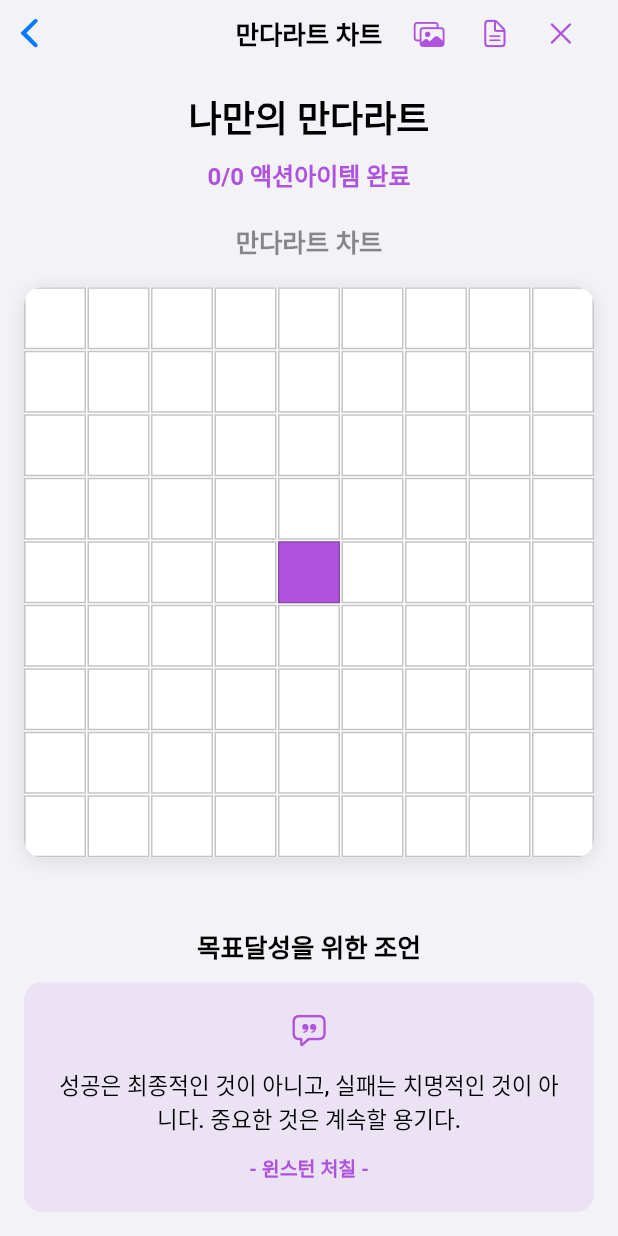
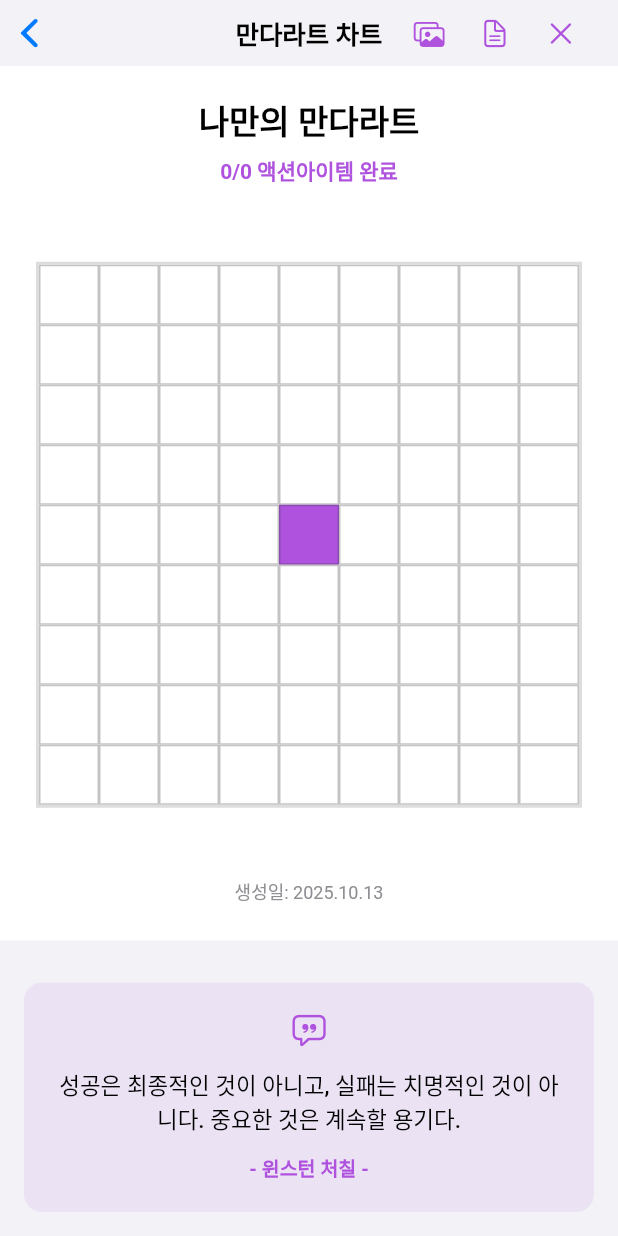
Before and after one commit to MJ-best/mymandart, a Flutter app: the MandalartViewer screen opened directly with empty values, on a phone screen of 412 x 824 dp. Run offline on Flutter 3.47's test engine with Material 3 defaults, Android fonts, the light colour scheme and no system bars; drawn by our look-alikes of screenshot; our stand-ins replace flutter_riverpod, go_router, responsive_builder, shared_preferences; missing offline and left inert: dart:html, gal; accounts and stored records are empty.

Commit message:
만다라틈나 저장하기와 명언이랑 저장하기

```diff
--- a/flutter_app/lib/widgets/mandalart_viewer.dart
+++ b/flutter_app/lib/widgets/mandalart_viewer.dart
@@ -6,11 +6,10 @@ import 'package:flutter/services.dart';
 import 'package:screenshot/screenshot.dart';
 
 import 'package:mandarart_journey/models/mandalart.dart';
-import 'package:mandarart_journey/utils/mandalart_grid.dart';
 import 'package:mandarart_journey/data/keywords.dart';
 import 'package:mandarart_journey/services/export_service.dart';
 import 'package:mandarart_journey/services/image_service.dart';
-import 'package:mandarart_journey/widgets/viewer/grid_cell.dart';
+import 'package:mandarart_journey/widgets/viewer/a4_mandalart_layout.dart';
 
 class MandalartViewer extends StatefulWidget {
   final MandalartStateModel state;
@@ -31,6 +30,7 @@ class MandalartViewer extends StatefulWidget {
 class _MandalartViewerState extends State<MandalartViewer> {
   Object currentView = 'full'; // 'full' | int
   final ScreenshotController _screenshotController = ScreenshotController();
+  final ScreenshotController _a4ScreenshotController = ScreenshotController();
   late Map<String, String> _randomQuote;
 
   @override
@@ -44,16 +44,8 @@ class _MandalartViewerState extends State<MandalartViewer> {
 
   @override
   Widget build(BuildContext context) {
-    final isFull = currentView == 'full';
-    final grid = isFull
-        ? createMandalartGrid(widget.state)
-        : createThemeGrid(widget.state, (currentView as int));
-
-    final completed =
-        widget.state.actionItems.where((a) => a.isCompleted).length;
-    final total = widget.state.actionItems
-        .where((a) => a.actionText.trim().isNotEmpty)
-        .length;
+    final mediaQuery = MediaQuery.of(context);
+    final isLandscape = mediaQuery.orientation == Orientation.landscape;
 
     return Screenshot(
       controller: _screenshotController,
@@ -128,136 +120,31 @@ class _MandalartViewerState extends State<MandalartViewer> {
             ),
           ),
           child: SafeArea(
-            child: Padding(
-              padding: const EdgeInsets.all(16),
-              child: Column(
-                crossAxisAlignment: CrossAxisAlignment.center,
-                children: [
-                  Text(
-                    widget.state.displayName.trim().isNotEmpty
-                        ? widget.state.displayName.trim()
-                        : '나만의 만다라트',
-                    textAlign: TextAlign.center,
-                    style: const TextStyle(
-                      fontSize: 24,
-                      fontWeight: FontWeight.w700,
-                      color: CupertinoColors.label,
-                    ),
-                  ),
-                  const SizedBox(height: 8),
-                  if (widget.state.goalText.trim().isNotEmpty) ...[
-                    Text(
-                      widget.state.goalText.trim(),
-                      textAlign: TextAlign.center,
-                      style: const TextStyle(
-                        fontSize: 18,
-                        fontWeight: FontWeight.w600,
-                        color: CupertinoColors.label,
-                      ),
-                    ),
-                    const SizedBox(height: 12),
-                  ],
-                  Text(
-                    '$completed/$total 액션아이템 완료',
-                    textAlign: TextAlign.center,
-                    style: const TextStyle(
-                      fontSize: 16,
-                      fontWeight: FontWeight.w600,
-                      color: CupertinoColors.systemPurple,
-                    ),
-                  ),
-                  const SizedBox(height: 20),
-                  const Text(
-                    '만다라트 차트',
-                    textAlign: TextAlign.center,
-                    style: TextStyle(
-                      fontSize: 17,
-                      fontWeight: FontWeight.w600,
-                      color: CupertinoColors.secondaryLabel,
-                    ),
-                  ),
-                  const SizedBox(height: 12),
-                  Expanded(
-                    child: Center(
-                      child: AspectRatio(
-                        aspectRatio: 1,
-                        child: Container(
-                          decoration: BoxDecoration(
-                            color: CupertinoColors.systemBackground,
-                            borderRadius: BorderRadius.circular(12),
-                            boxShadow: [
-                              BoxShadow(
-                                color: CupertinoColors.black
-                                    .withValues(alpha: 0.1),
-                                blurRadius: 10,
-                                offset: const Offset(0, 2),
-                              ),
-                            ],
-                          ),
-                          child: ClipRRect(
-                            borderRadius: BorderRadius.circular(12),
-                            child: InteractiveViewer(
-                              minScale: 0.5,
-                              maxScale: 5.0,
-                              panEnabled: true,
-                              scaleEnabled: true,
-                              boundaryMargin: const EdgeInsets.all(20),
-                              child: GridView.count(
-                                crossAxisCount: isFull ? 9 : 3,
-                                mainAxisSpacing: 1,
-                                crossAxisSpacing: 1,
-                                physics: const NeverScrollableScrollPhysics(),
-                                children: [
-                                  for (var r = 0; r < grid.length; r++)
-                                    for (var c = 0; c < grid[r].length; c++)
-                                      () {
-                                        final cell = grid[r][c];
-                                        VoidCallback? handler;
-
-                                        if (isFull) {
-                                          if ((cell.type == 'theme' ||
-                                                  cell.type == 'outer-theme') &&
-                                              cell.themeIndex != null) {
-                                            handler = () {
-                                              HapticFeedback.lightImpact();
-                                              setState(() => currentView =
-                                                  cell.themeIndex!);
-                                            };
-                                          } else if (cell.type == 'action' &&
-                                              cell.themeIndex != null) {
-                                            handler = () {
-                                              HapticFeedback.lightImpact();
-                                              setState(() => currentView =
-                                                  cell.themeIndex!);
-                                            };
-                                          }
-                                        } else if (cell.type == 'action' &&
-                                            cell.themeIndex != null &&
-                                            cell.actionIndex != null) {
-                                          handler = () {
-                                            HapticFeedback.lightImpact();
-                                            widget.onToggleAction(
-                                              cell.themeIndex!,
-                                              cell.actionIndex!,
-                                              !cell.isCompleted,
-                                            );
-                                          };
-                                        }
-
-                                        return GridCellWidget(
-                                          cell: cell,
-                                          onTap: handler,
-                                        );
-                                      }(),
-                                ],
+            child: isLandscape
+                ? _buildLandscapeLayout()
+                : _buildPortraitLayout(),
           ),
         ),
       ),
+    );
+  }
+
+  /// 세로 모드 레이아웃
+  Widget _buildPortraitLayout() {
+    final isFull = currentView == 'full';
+
+    return Column(
+      children: [
+        // A4 만다라트 뷰어 (확대/축소 가능)
+        Expanded(
+          child: _buildA4ViewerWithZoom(),
         ),
-                      ),
-                    ),
-                  ),
-                  const SizedBox(height: 16),
+
+        // 하단 정보와 버튼
+        Padding(
+          padding: const EdgeInsets.all(16),
+          child: Column(
+            children: [
               if (!isFull)
                 Semantics(
                   label: 'Return to full view',
@@ -277,19 +164,98 @@ class _MandalartViewerState extends State<MandalartViewer> {
                     ),
                   ),
                 ),
-                  const SizedBox(height: 24),
-                  const Text(
-                    '목표달성을 위한 조언',
-                    textAlign: TextAlign.center,
-                    style: TextStyle(
-                      fontSize: 17,
-                      fontWeight: FontWeight.w600,
-                      color: CupertinoColors.label,
+              const SizedBox(height: 12),
+              _buildMotivationalQuote(),
+            ],
           ),
         ),
-                  const SizedBox(height: 12),
-                  // 동기부여 명언
-                  Container(
+      ],
+    );
+  }
+
+  /// 가로 모드 레이아웃
+  Widget _buildLandscapeLayout() {
+    final isFull = currentView == 'full';
+
+    return Row(
+      children: [
+        // 왼쪽: A4 만다라트 뷰어
+        Expanded(
+          flex: 3,
+          child: _buildA4ViewerWithZoom(),
+        ),
+
+        // 오른쪽: 정보와 버튼
+        Expanded(
+          flex: 2,
+          child: SingleChildScrollView(
+            padding: const EdgeInsets.all(16),
+            child: Column(
+              crossAxisAlignment: CrossAxisAlignment.stretch,
+              children: [
+                if (!isFull)
+                  Semantics(
+                    label: 'Return to full view',
+                    button: true,
+                    child: CupertinoButton.filled(
+                      onPressed: () {
+                        HapticFeedback.lightImpact();
+                        setState(() => currentView = 'full');
+                      },
+                      child: const Row(
+                        mainAxisSize: MainAxisSize.min,
+                        children: [
+                          Icon(CupertinoIcons.arrow_left, size: 20),
+                          SizedBox(width: 8),
+                          Text('전체보기'),
+                        ],
+                      ),
+                    ),
+                  ),
+                const SizedBox(height: 20),
+                _buildMotivationalQuote(),
+              ],
+            ),
+          ),
+        ),
+      ],
+    );
+  }
+
+  /// A4 크기 레이아웃을 화면에 맞게 축소하여 표시
+  Widget _buildA4ViewerWithZoom() {
+    return Container(
+      color: CupertinoColors.systemGrey6,
+      child: Center(
+        child: InteractiveViewer(
+          minScale: 0.5,
+          maxScale: 5.0,
+          panEnabled: true,
+          scaleEnabled: true,
+          boundaryMargin: const EdgeInsets.all(40),
+          child: Screenshot(
+            controller: _a4ScreenshotController,
+            child: A4MandalartLayout(
+              state: widget.state,
+              currentView: currentView,
+              onThemeClick: (themeIndex) {
+                HapticFeedback.lightImpact();
+                setState(() => currentView = themeIndex);
+              },
+              onToggleAction: (themeIndex, actionIndex, completed) {
+                HapticFeedback.lightImpact();
+                widget.onToggleAction(themeIndex, actionIndex, completed);
+              },
+            ),
+          ),
+        ),
+      ),
+    );
+  }
+
+  /// 동기부여 명언 위젯
+  Widget _buildMotivationalQuote() {
+    return Container(
       padding: const EdgeInsets.all(20),
       decoration: BoxDecoration(
         color: CupertinoColors.systemPurple.withOpacity(0.1),
@@ -324,17 +290,51 @@ class _MandalartViewerState extends State<MandalartViewer> {
           ),
         ],
       ),
+    );
+  }
+
+  void _showWallpaperOptions({required bool isDownload}) {
+    // 먼저 컨텐츠 타입 선택
+    showCupertinoModalPopup(
+      context: context,
+      builder: (context) => CupertinoActionSheet(
+        title: Text(isDownload ? '다운로드 컨텐츠 선택' : '저장 컨텐츠 선택'),
+        message: const Text('어떤 내용을 저장하시겠습니까?'),
+        actions: [
+          CupertinoActionSheetAction(
+            onPressed: () {
+              Navigator.pop(context);
+              Future.microtask(() => _showSizeOptions(
+                    isDownload: isDownload,
+                    isA4Only: true,
+                  ));
+            },
+            child: const Text('만다라트만'),
+          ),
+          CupertinoActionSheetAction(
+            onPressed: () {
+              Navigator.pop(context);
+              Future.microtask(() => _showSizeOptions(
+                    isDownload: isDownload,
+                    isA4Only: false,
+                  ));
+            },
+            child: const Text('전체 화면 (명언 포함)'),
           ),
         ],
-              ),
-            ),
-          ),
+        cancelButton: CupertinoActionSheetAction(
+          onPressed: () => Navigator.pop(context),
+          isDefaultAction: true,
+          child: const Text('취소'),
         ),
       ),
     );
   }
 
-  void _showWallpaperOptions({required bool isDownload}) {
+  void _showSizeOptions({
+    required bool isDownload,
+    required bool isA4Only,
+  }) {
     showCupertinoModalPopup(
       context: context,
       builder: (context) => CupertinoActionSheet(
@@ -344,8 +344,11 @@ class _MandalartViewerState extends State<MandalartViewer> {
             CupertinoActionSheetAction(
               onPressed: () {
                 Navigator.pop(context);
-                Future.microtask(
-                    () => _handleWallpaperExport(preset, isDownload));
+                Future.microtask(() => _handleWallpaperExport(
+                      preset,
+                      isDownload,
+                      isA4Only,
+                    ));
               },
               child: Text(ImageService.getPresetLabel(preset)),
             ),
@@ -362,9 +365,14 @@ class _MandalartViewerState extends State<MandalartViewer> {
   Future<void> _handleWallpaperExport(
     WallpaperPreset preset,
     bool isDownload,
+    bool isA4Only,
   ) async {
     try {
-      final image = await ImageService.captureWithPreset(_screenshotController, preset);
+      // A4만 저장할지 전체 화면을 저장할지에 따라 다른 controller 사용
+      final controller = isA4Only ? _a4ScreenshotController : _screenshotController;
+      final contentType = isA4Only ? '만다라트' : '전체 화면';
+
+      final image = await ImageService.captureWithPreset(controller, preset);
       if (image == null) {
         if (mounted) {
           _showCupertinoAlert('이미지 캡처에 실패했습니다. 다시 시도해주세요.');
@@ -376,7 +384,7 @@ class _MandalartViewerState extends State<MandalartViewer> {
         if (kIsWeb) {
           ImageService.downloadWeb(image, ImageService.getFileNameForPreset(preset));
           if (mounted) {
-            _showCupertinoAlert('이미지 다운로드가 시작되었습니다.');
+            _showCupertinoAlert('$contentType 이미지 다운로드가 시작되었습니다.');
           }
         }
         return;
@@ -385,7 +393,7 @@ class _MandalartViewerState extends State<MandalartViewer> {
       await ImageService.saveToGallery(image);
       if (mounted) {
         HapticFeedback.mediumImpact();
-        _showCupertinoAlert('${ImageService.getPresetLabel(preset)} 이미지가 갤러리에 저장되었습니다.');
+        _showCupertinoAlert('$contentType ${ImageService.getPresetLabel(preset)} 이미지가 갤러리에 저장되었습니다.');
       }
     } catch (error) {
       if (mounted) {
--- /dev/null
+++ b/flutter_app/lib/widgets/viewer/a4_mandalart_layout.dart
@@ -0,0 +1,163 @@
+import 'package:flutter/cupertino.dart';
+import 'package:mandarart_journey/models/mandalart.dart';
+import 'package:mandarart_journey/utils/mandalart_grid.dart';
+import 'package:mandarart_journey/widgets/viewer/grid_cell.dart';
+
+/// A4 용지 크기에 최적화된 만다라트 레이아웃
+/// A4 비율: 210mm x 297mm (약 0.707 또는 1:√2)
+/// 인쇄를 위해 고정된 크기로 디자인
+class A4MandalartLayout extends StatelessWidget {
+  final MandalartStateModel state;
+  final Object currentView;
+  final void Function(int themeIndex) onThemeClick;
+  final void Function(int themeIndex, int actionIndex, bool completed)
+      onToggleAction;
+
+  const A4MandalartLayout({
+    super.key,
+    required this.state,
+    required this.currentView,
+    required this.onThemeClick,
+    required this.onToggleAction,
+  });
+
+  // A4 용지 비율을 유지하면서 적절한 크기로 조정
+  // 실제 A4: 210mm x 297mm (비율 ~0.707)
+  // 렌더링 가능한 크기로 축소
+  static const double a4Width = 800.0;  // 적절한 렌더링 크기
+  static const double a4Height = 1131.0; // A4 비율 유지 (800 / 0.707)
+  static const double a4Ratio = a4Width / a4Height; // ~0.707
+
+  @override
+  Widget build(BuildContext context) {
+    final isFull = currentView == 'full';
+    final grid = isFull
+        ? createMandalartGrid(state)
+        : createThemeGrid(state, (currentView as int));
+
+    final completed = state.actionItems.where((a) => a.isCompleted).length;
+    final total =
+        state.actionItems.where((a) => a.actionText.trim().isNotEmpty).length;
+
+    return Container(
+      width: a4Width,
+      height: a4Height,
+      color: CupertinoColors.white,
+      child: Padding(
+        padding: const EdgeInsets.all(24.0),
+        child: Column(
+          crossAxisAlignment: CrossAxisAlignment.center,
+          children: [
+            // 헤더 섹션
+            Text(
+              state.displayName.trim().isNotEmpty
+                  ? state.displayName.trim()
+                  : '나만의 만다라트',
+              textAlign: TextAlign.center,
+              style: const TextStyle(
+                fontSize: 22,
+                fontWeight: FontWeight.w700,
+                color: CupertinoColors.black,
+                height: 1.2,
+              ),
+            ),
+            const SizedBox(height: 8),
+            if (state.goalText.trim().isNotEmpty) ...[
+              Text(
+                state.goalText.trim(),
+                textAlign: TextAlign.center,
+                style: const TextStyle(
+                  fontSize: 16,
+                  fontWeight: FontWeight.w600,
+                  color: CupertinoColors.black,
+                  height: 1.3,
+                ),
+              ),
+              const SizedBox(height: 8),
+            ],
+            Text(
+              '$completed/$total 액션아이템 완료',
+              textAlign: TextAlign.center,
+              style: const TextStyle(
+                fontSize: 14,
+                fontWeight: FontWeight.w600,
+                color: CupertinoColors.systemPurple,
+              ),
+            ),
+            const SizedBox(height: 16),
+
+            // 만다라트 그리드 (메인 컨텐츠)
+            Expanded(
+              child: Center(
+                child: AspectRatio(
+                  aspectRatio: 1,
+                  child: Container(
+                    decoration: BoxDecoration(
+                      color: CupertinoColors.white,
+                      border: Border.all(
+                        color: CupertinoColors.systemGrey.withOpacity(0.3),
+                        width: 2,
+                      ),
+                    ),
+                    child: GridView.count(
+                      crossAxisCount: isFull ? 9 : 3,
+                      mainAxisSpacing: 0,
+                      crossAxisSpacing: 0,
+                      physics: const NeverScrollableScrollPhysics(),
+                      children: [
+                        for (var r = 0; r < grid.length; r++)
+                          for (var c = 0; c < grid[r].length; c++)
+                            () {
+                              final cell = grid[r][c];
+                              VoidCallback? handler;
+
+                              if (isFull) {
+                                if ((cell.type == 'theme' ||
+                                        cell.type == 'outer-theme') &&
+                                    cell.themeIndex != null) {
+                                  handler = () => onThemeClick(cell.themeIndex!);
+                                } else if (cell.type == 'action' &&
+                                    cell.themeIndex != null) {
+                                  handler = () => onThemeClick(cell.themeIndex!);
+                                }
+                              } else if (cell.type == 'action' &&
+                                  cell.themeIndex != null &&
+                                  cell.actionIndex != null) {
+                                handler = () {
+                                  onToggleAction(
+                                    cell.themeIndex!,
+                                    cell.actionIndex!,
+                                    !cell.isCompleted,
+                                  );
+                                };
+                              }
+
+                              return GridCellWidget(
+                                cell: cell,
+                                onTap: handler,
+                              );
+                            }(),
+                      ],
+                    ),
+                  ),
+                ),
+              ),
+            ),
+
+            const SizedBox(height: 12),
+
+            // 푸터 - 현재 날짜
+            Text(
+              '생성일: ${DateTime.now().year}.${DateTime.now().month.toString().padLeft(2, '0')}.${DateTime.now().day.toString().padLeft(2, '0')}',
+              textAlign: TextAlign.center,
+              style: const TextStyle(
+                fontSize: 12,
+                color: CupertinoColors.systemGrey,
+              ),
+            ),
+          ],
+        ),
+      ),
+    );
+  }
+}
```
Also changed, not shown: 1 other file. Lines whose indentation alone changed are shown as unchanged.
